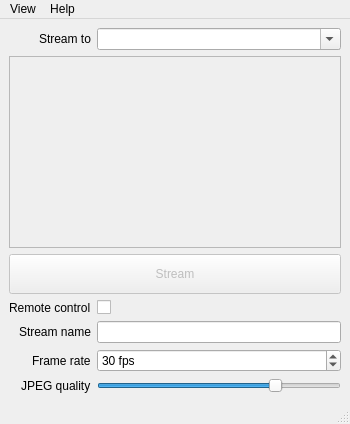
The window that apps/DesktopStreamer/MainWindow.ui (BlueBrain/Deflect) describes before a commit, drawn with Qt 5.
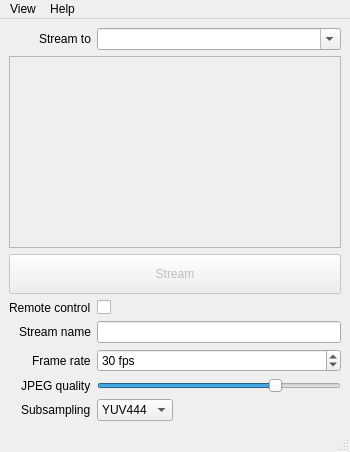
The same window after the commit.

Commit message: DesktopStreamer: added chroma subsampling option

Diff of the .ui file:
```diff
--- a/apps/DesktopStreamer/MainWindow.ui
+++ b/apps/DesktopStreamer/MainWindow.ui
@@ -257,6 +257,32 @@
         </property>
        </widget>
       </item>
+      <item row="7" column="0">
+       <widget class="QLabel" name="_subsamplingLabel">
+        <property name="text">
+         <string>Subsampling</string>
+        </property>
+       </widget>
+      </item>
+      <item row="7" column="1">
+       <widget class="QComboBox" name="_subsamplingComboBox">
+        <item>
+         <property name="text">
+          <string>YUV444</string>
+         </property>
+        </item>
+        <item>
+         <property name="text">
+          <string>YUV422</string>
+         </property>
+        </item>
+        <item>
+         <property name="text">
+          <string>YUV420</string>
+         </property>
+        </item>
+       </widget>
+      </item>
      </layout>
     </item>
    </layout>
```
The commit also changes 4 other files.
